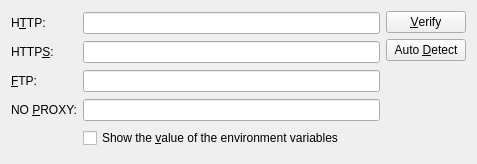
The window that konqueror/settings/kio/envvarproxy.ui (KDE/konqueror) describes before a commit, drawn with Qt 5.
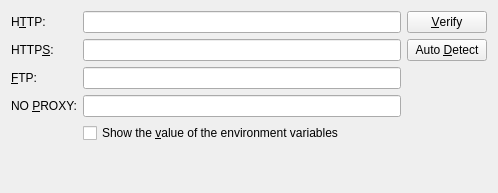
The same window after the commit. Custom widgets are drawn as their Qt base class.

Commit message: Reduce layout complexity of widgets

The edit to the form file:
```diff
--- a/konqueror/settings/kio/envvarproxy.ui
+++ b/konqueror/settings/kio/envvarproxy.ui
@@ -5,14 +5,10 @@
    <rect>
     <x>0</x>
     <y>0</y>
-    <width>477</width>
-    <height>164</height>
+    <width>498</width>
+    <height>193</height>
    </rect>
   </property>
-  <layout class="QVBoxLayout" >
-   <item>
-    <layout class="QHBoxLayout" >
-     <item>
       <layout class="QGridLayout" >
        <item row="0" column="0" >
         <widget class="QLabel" name="lbHttp" >
@@ -35,6 +31,12 @@
        </item>
        <item row="0" column="1" >
         <widget class="KLineEdit" name="leHttp" >
+     <property name="sizePolicy" >
+      <sizepolicy vsizetype="Fixed" hsizetype="Expanding" >
+       <horstretch>0</horstretch>
+       <verstretch>0</verstretch>
+      </sizepolicy>
+     </property>
          <property name="whatsThis" >
           <string>&lt;qt>
 Enter the name of the environment variable, e.g. &lt;b>HTTP_PROXY&lt;/b>, used to store the address of the HTTP proxy server.&lt;p>
@@ -43,6 +45,46 @@
          </property>
         </widget>
        </item>
+   <item rowspan="4" row="0" column="2" >
+    <layout class="QVBoxLayout" >
+     <item>
+      <widget class="QPushButton" name="pbVerify" >
+       <property name="whatsThis" >
+        <string>&lt;qt>Verify whether or not the environment variable names you supplied are valid. If an environment variable is not found, the associated labels will be &lt;b>highlighted&lt;/b> to indicate that they are invalid.&lt;/qt></string>
+       </property>
+       <property name="text" >
+        <string>&amp;Verify</string>
+       </property>
+      </widget>
+     </item>
+     <item>
+      <widget class="QPushButton" name="pbDetect" >
+       <property name="whatsThis" >
+        <string>&lt;qt>Attempt automatic discovery of the environment variables used for setting system wide proxy information.&lt;p> This feature works by searching for commonly used variable names such as HTTP_PROXY, FTP_PROXY and NO_PROXY.&lt;/qt></string>
+       </property>
+       <property name="text" >
+        <string>Auto &amp;Detect</string>
+       </property>
+      </widget>
+     </item>
+     <item>
+      <spacer>
+       <property name="orientation" >
+        <enum>Qt::Vertical</enum>
+       </property>
+       <property name="sizeType" >
+        <enum>QSizePolicy::MinimumExpanding</enum>
+       </property>
+       <property name="sizeHint" >
+        <size>
+         <width>16</width>
+         <height>51</height>
+        </size>
+       </property>
+      </spacer>
+     </item>
+    </layout>
+   </item>
        <item row="1" column="0" >
         <widget class="QLabel" name="lbHttps" >
          <property name="whatsThis" >
@@ -64,6 +106,12 @@
        </item>
        <item row="1" column="1" >
         <widget class="KLineEdit" name="leHttps" >
+     <property name="sizePolicy" >
+      <sizepolicy vsizetype="Fixed" hsizetype="Expanding" >
+       <horstretch>0</horstretch>
+       <verstretch>0</verstretch>
+      </sizepolicy>
+     </property>
          <property name="whatsThis" >
           <string>&lt;qt>
 Enter the name of the environment variable, e.g. &lt;b>HTTPS_PROXY&lt;/b>, used to store the address of the HTTPS proxy server.&lt;p>
@@ -93,6 +141,12 @@
        </item>
        <item row="2" column="1" >
         <widget class="KLineEdit" name="leFtp" >
+     <property name="sizePolicy" >
+      <sizepolicy vsizetype="Fixed" hsizetype="Expanding" >
+       <horstretch>0</horstretch>
+       <verstretch>0</verstretch>
+      </sizepolicy>
+     </property>
          <property name="whatsThis" >
           <string>&lt;qt>
 Enter the name of the environment variable, e.g. &lt;b>FTP_PROXY&lt;/b>, used to store the address of the FTP proxy server.&lt;p>
@@ -122,6 +176,12 @@
        </item>
        <item row="3" column="1" >
         <widget class="KLineEdit" name="leNoProxy" >
+     <property name="sizePolicy" >
+      <sizepolicy vsizetype="Fixed" hsizetype="Expanding" >
+       <horstretch>0</horstretch>
+       <verstretch>0</verstretch>
+      </sizepolicy>
+     </property>
          <property name="whatsThis" >
           <string>&lt;qt>
 Enter the environment variable, e.g. &lt;b>NO_PROXY&lt;/b>, used to store the addresses of sites for which the proxy server should not be used.&lt;p>
@@ -137,50 +197,21 @@
          </property>
         </widget>
        </item>
-      </layout>
-     </item>
-     <item>
-      <layout class="QVBoxLayout" >
-       <item>
-        <layout class="QVBoxLayout" >
-         <item>
-          <widget class="QPushButton" name="pbVerify" >
-           <property name="whatsThis" >
-            <string>&lt;qt>Verify whether or not the environment variable names you supplied are valid. If an environment variable is not found, the associated labels will be &lt;b>highlighted&lt;/b> to indicate that they are invalid.&lt;/qt></string>
-           </property>
-           <property name="text" >
-            <string>&amp;Verify</string>
-           </property>
-          </widget>
-         </item>
-         <item>
-          <widget class="QPushButton" name="pbDetect" >
-           <property name="whatsThis" >
-            <string>&lt;qt>Attempt automatic discovery of the environment variables used for setting system wide proxy information.&lt;p> This feature works by searching for commonly used variable names such as HTTP_PROXY, FTP_PROXY and NO_PROXY.&lt;/qt></string>
-           </property>
-           <property name="text" >
-            <string>Auto &amp;Detect</string>
-           </property>
-          </widget>
-         </item>
-        </layout>
-       </item>
-       <item>
+   <item row="5" column="1" >
         <spacer>
          <property name="orientation" >
           <enum>Qt::Vertical</enum>
          </property>
+     <property name="sizeType" >
+      <enum>QSizePolicy::MinimumExpanding</enum>
+     </property>
          <property name="sizeHint" >
           <size>
            <width>20</width>
-           <height>73</height>
+       <height>20</height>
           </size>
          </property>
         </spacer>
-       </item>
-      </layout>
-     </item>
-    </layout>
    </item>
   </layout>
  </widget>
```
Lines whose indentation alone changed are shown as unchanged. The commit also changes 4 other files.
